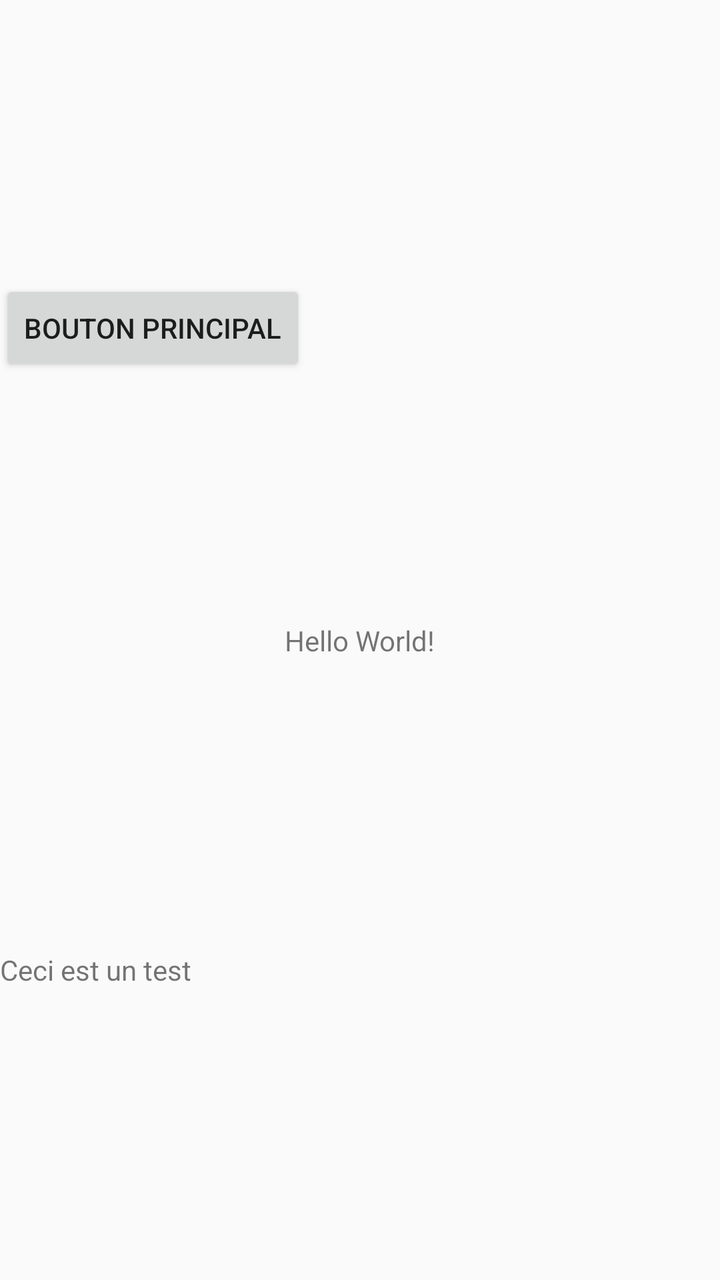
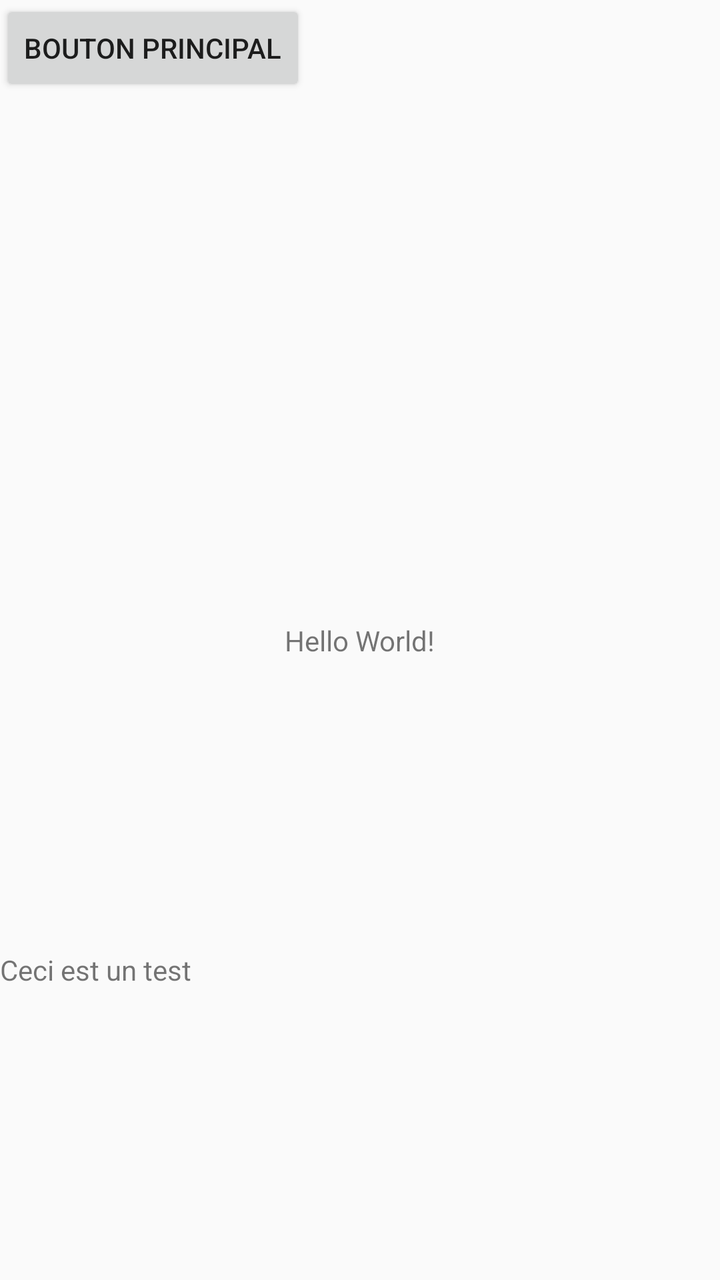

The first picture is an Android layout as it rendered before a commit; the second is the same layout after the commit. The layout source and the unified diff follow.
<!-- AndroidManifest.xml: application theme AppTheme -->
<!-- res/layout/activity_main.xml -->
<?xml version="1.0" encoding="utf-8"?>
<androidx.constraintlayout.widget.ConstraintLayout xmlns:android="http://schemas.android.com/apk/res/android"
    xmlns:app="http://schemas.android.com/apk/res-auto"
    xmlns:tools="http://schemas.android.com/tools"
    android:layout_width="match_parent"
    android:layout_height="match_parent"
    tools:context=".MainActivity">

    <TextView
        android:id="@+id/textView"
        android:layout_width="wrap_content"
        android:layout_height="wrap_content"
        android:text="Hello World!"
        app:layout_constraintBottom_toBottomOf="parent"
        app:layout_constraintLeft_toLeftOf="parent"
        app:layout_constraintRight_toRightOf="parent"
        app:layout_constraintTop_toTopOf="parent" />

    <Button
        android:id="@+id/button"
        android:layout_width="wrap_content"
        android:layout_height="wrap_content"
        android:layout_marginBottom="68dp"
        android:text="@string/main_bouton"
        app:layout_constraintBottom_toTopOf="@+id/textView"
        app:layout_constraintTop_toTopOf="parent"
        app:layout_constraintVertical_bias="0.72"
        tools:layout_editor_absoluteX="146dp"
        tools:ignore="MissingConstraints" />

    <TextView
        android:id="@+id/textView2"
        android:layout_width="wrap_content"
        android:layout_height="wrap_content"
        android:text="@string/affichage"
        app:layout_constraintBottom_toBottomOf="parent"
        app:layout_constraintTop_toBottomOf="@+id/textView"
        tools:layout_editor_absoluteX="176dp"
        tools:ignore="MissingConstraints" />

    <androidx.recyclerview.widget.RecyclerView
        android:id="@+id/recycler_view"
        android:layout_width="0dp"
        android:layout_height="0dp"
        app:layout_constraintBottom_toBottomOf="parent"
        app:layout_constraintEnd_toEndOf="parent"
        app:layout_constraintStart_toStartOf="parent"
        app:layout_constraintTop_toTopOf="parent" />

</androidx.constraintlayout.widget.ConstraintLayout>
<!-- resources referenced by this layout -->
<resources>
  <string name="affichage">Ceci est un test</string>
  <string name="main_bouton">Bouton principal</string>
  <style name="AppTheme" parent="Theme.AppCompat.Light.DarkActionBar">
          
          <item name="colorPrimary">@color/colorPrimary</item>
          <item name="colorPrimaryDark">@color/colorPrimaryDark</item>
          <item name="colorAccent">@color/colorAccent</item>
      </style>
  <color name="colorPrimary">#6200EE</color>
  <color name="colorPrimaryDark">#3700B3</color>
  <color name="colorAccent">#03DAC5</color>
</resources>

<!-- the commit's change to res/layout/activity_main.xml (unified diff, before → after) -->
@@ -5,6 +5,17 @@
     android:layout_width="match_parent"
     android:layout_height="match_parent"
     tools:context=".MainActivity">
+
+    <androidx.recyclerview.widget.RecyclerView
+        android:id="@+id/recycler_view"
+        android:layout_width="0dp"
+        android:layout_height="0dp"
+        app:layout_constraintBottom_toBottomOf="parent"
+        app:layout_constraintEnd_toEndOf="parent"
+        app:layout_constraintHorizontal_bias="1.0"
+        app:layout_constraintStart_toStartOf="parent"
+        app:layout_constraintTop_toTopOf="parent"
+        app:layout_constraintVertical_bias="0.0" />
 
     <TextView
         android:id="@+id/textView"
@@ -24,9 +35,9 @@
         android:text="@string/main_bouton"
         app:layout_constraintBottom_toTopOf="@+id/textView"
         app:layout_constraintTop_toTopOf="parent"
-        app:layout_constraintVertical_bias="0.72"
-        tools:layout_editor_absoluteX="146dp"
-        tools:ignore="MissingConstraints" />
+        app:layout_constraintVertical_bias="0.0"
+        tools:ignore="MissingConstraints"
+        tools:layout_editor_absoluteX="256dp" />
 
     <TextView
         android:id="@+id/textView2"
@@ -38,13 +49,4 @@
         tools:layout_editor_absoluteX="176dp"
         tools:ignore="MissingConstraints" />
 
-    <androidx.recyclerview.widget.RecyclerView
-        android:id="@+id/recycler_view"
-        android:layout_width="0dp"
-        android:layout_height="0dp"
-        app:layout_constraintBottom_toBottomOf="parent"
-        app:layout_constraintEnd_toEndOf="parent"
-        app:layout_constraintStart_toStartOf="parent"
-        app:layout_constraintTop_toTopOf="parent" />
-
 </androidx.constraintlayout.widget.ConstraintLayout>
